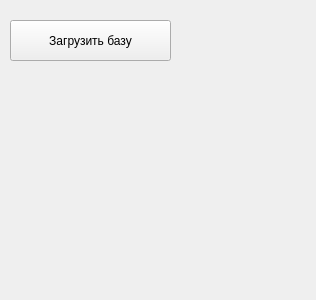
kyrvvwfzhy-code/innovation_proposal_checking, file gui/ui/settings.ui: the form before one commit.
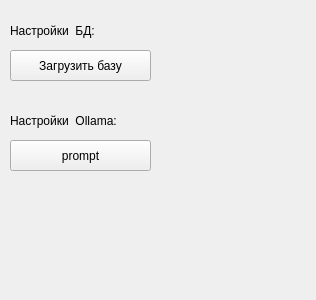
The form after the commit.

```diff
--- a/gui/ui/settings.ui
+++ b/gui/ui/settings.ui
@@ -17,15 +17,54 @@
    <property name="geometry">
     <rect>
      <x>10</x>
-     <y>20</y>
-     <width>161</width>
-     <height>41</height>
+     <y>50</y>
+     <width>141</width>
+     <height>31</height>
     </rect>
    </property>
    <property name="text">
     <string>Загрузить базу</string>
    </property>
   </widget>
+  <widget class="QPushButton" name="pushButton_2">
+   <property name="geometry">
+    <rect>
+     <x>10</x>
+     <y>140</y>
+     <width>141</width>
+     <height>31</height>
+    </rect>
+   </property>
+   <property name="text">
+    <string>prompt</string>
+   </property>
+  </widget>
+  <widget class="QLabel" name="label">
+   <property name="geometry">
+    <rect>
+     <x>10</x>
+     <y>100</y>
+     <width>151</width>
+     <height>41</height>
+    </rect>
+   </property>
+   <property name="text">
+    <string>Настройки  Ollama:</string>
+   </property>
+  </widget>
+  <widget class="QLabel" name="label_2">
+   <property name="geometry">
+    <rect>
+     <x>10</x>
+     <y>10</y>
+     <width>151</width>
+     <height>41</height>
+    </rect>
+   </property>
+   <property name="text">
+    <string>Настройки  БД:</string>
+   </property>
+  </widget>
  </widget>
  <resources/>
  <connections/>
```
